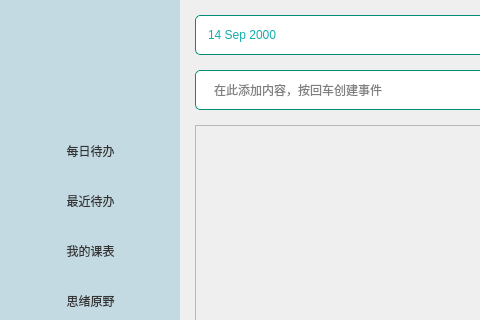
Old version of the form mainwindow.ui in the repository MindfulMeadow-Dev-Team/MindfulMeadow; both pictures show x 0 to 480 and y 0 to 320 of the 800 by 600 pixel window.
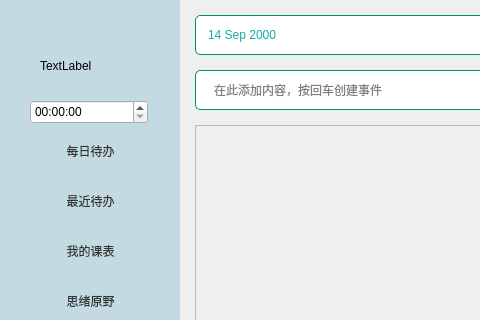
New version of the form. Icons and pictures are not drawn.

What changed in the file:
```diff
--- a/mainwindow.ui
+++ b/mainwindow.ui
@@ -214,6 +214,29 @@
       </size>
      </property>
     </widget>
+    <widget class="QLabel" name="label">
+     <property name="geometry">
+      <rect>
+       <x>40</x>
+       <y>40</y>
+       <width>101</width>
+       <height>51</height>
+      </rect>
+     </property>
+     <property name="text">
+      <string>TextLabel</string>
+     </property>
+    </widget>
+    <widget class="QTimeEdit" name="timeEdit_2">
+     <property name="geometry">
+      <rect>
+       <x>30</x>
+       <y>100</y>
+       <width>118</width>
+       <height>24</height>
+      </rect>
+     </property>
+    </widget>
    </widget>
    <widget class="QWidget" name="underSide" native="true">
     <property name="geometry">
```
Left out of the diff: 10 changed lines with no effect on the pictures.
